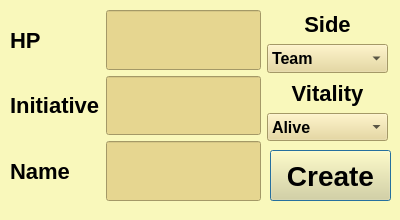
Above: src/CombatantDialog/combatantdialog.ui from lazaropo/2EManager before the change. Below: the same form after it.
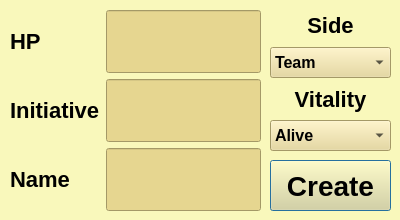
That is the form after the change.

What changed in the file:
```diff
--- a/src/CombatantDialog/combatantdialog.ui
+++ b/src/CombatantDialog/combatantdialog.ui
@@ -20,7 +20,7 @@
 
 QLabel{
 font:  bold  22px;
-color: black
+color: black;
 }
 
 QPushButton {
@@ -37,7 +37,13 @@
 QComboBox{
 background-color: rgb(230,214,144);
 font:  bold  16px;
-color: black
+color: black;
+}
+
+QComboBox QAbstractItemView {
+background-color: rgb(230,214,144);
+font: bold 16px;
+color: black;
 }
 
 QPushButton {
@@ -48,7 +54,7 @@
    <property name="geometry">
     <rect>
      <x>270</x>
-     <y>150</y>
+     <y>160</y>
      <width>121</width>
      <height>51</height>
     </rect>
@@ -60,10 +66,10 @@
   <widget class="QWidget" name="layoutWidget">
    <property name="geometry">
     <rect>
-     <x>267</x>
+     <x>270</x>
      <y>10</y>
      <width>121</width>
-     <height>131</height>
+     <height>141</height>
     </rect>
    </property>
    <layout class="QVBoxLayout" name="verticalLayout_2">
@@ -161,7 +167,7 @@
      <x>10</x>
      <y>10</y>
      <width>251</width>
-     <height>191</height>
+     <height>201</height>
     </rect>
    </property>
    <layout class="QFormLayout" name="formLayout">
```
